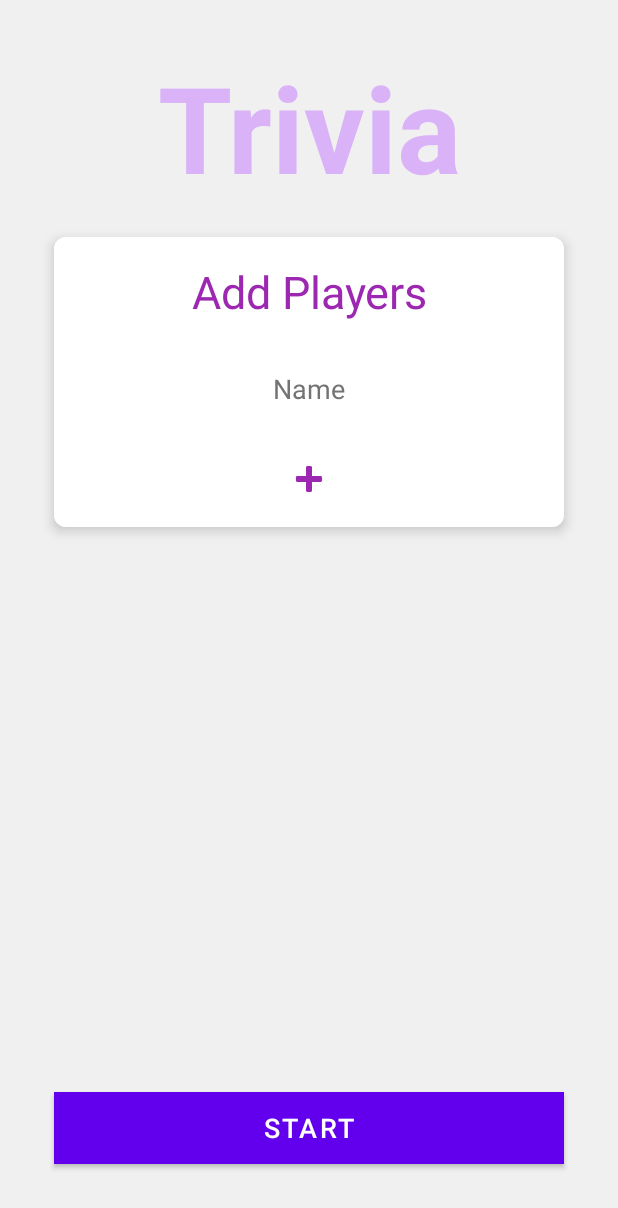
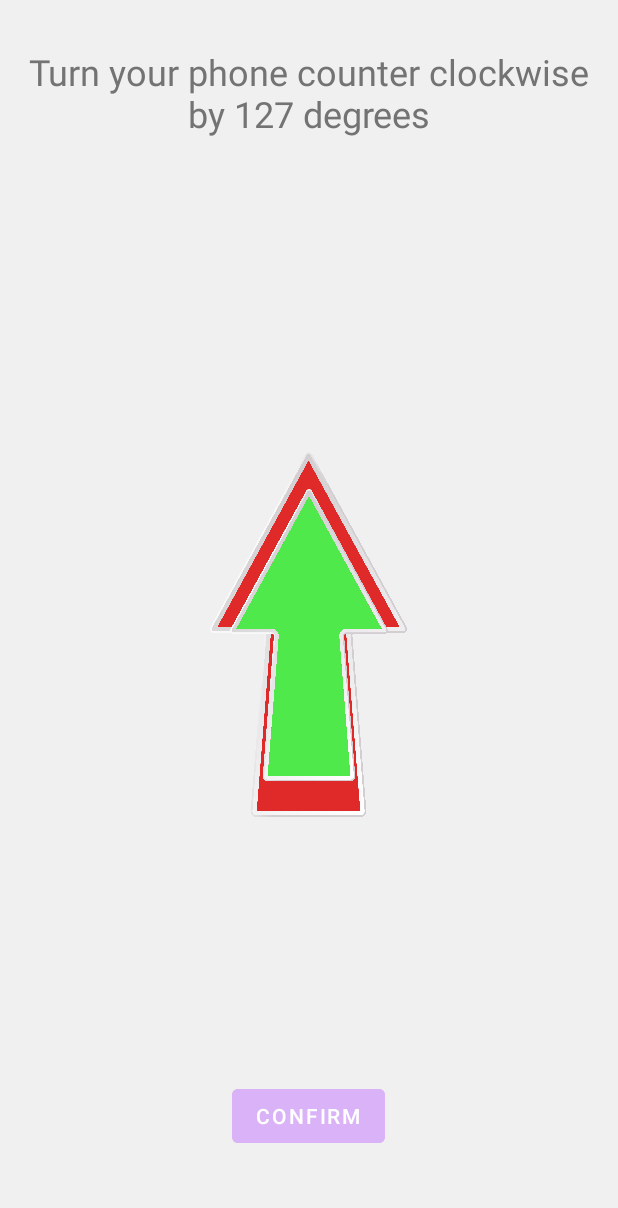
Before and after one commit to ZenoTsT/Progetto-Dispositivi-Mobili, an Android app: the screen it shows after launch (MainActivity before the commit, CompassMinigameActivity after it), after a tap on "START", on a phone screen of 412 x 824 dp. Shown: the top 1208 px of the screen. Run offline under Robolectric (Android 15) with nearby library versions, the phone set to English and light mode, and no system bars; our stand-ins replace Room's generated code; 1 other tap on this screen came first.

Commit message:
Commint minigame Compass quasi completatato

```diff
--- /dev/null
+++ b/app/src/main/java/com/example/trivia/CompassMinigameActivity.kt
@@ -0,0 +1,121 @@
+package com.example.trivia
+
+import android.hardware.Sensor
+import android.hardware.SensorEvent
+import android.hardware.SensorEventListener
+import android.hardware.SensorManager
+import androidx.appcompat.app.AppCompatActivity
+import android.os.Bundle
+import android.widget.Button
+import android.widget.ImageView
+import android.widget.TextView
+import kotlin.math.abs
+import kotlin.math.round
+
+class CompassMinigameActivity : AppCompatActivity(), SensorEventListener {
+
+    private lateinit var sensorManager: SensorManager
+    private var rotationVectorSensor: Sensor? = null
+    private var currentOrientation = FloatArray(3)
+    private var currentAzimuth = 0.0f
+
+    private lateinit var instructionTextView: TextView
+    private lateinit var resultTextView: TextView
+    private lateinit var confirmButton: Button
+    private lateinit var northArrow: ImageView
+    private lateinit var playerArrow: ImageView
+
+    private var targetAngle = 0.0f
+    private var tolerance = 10.0f
+
+    override fun onCreate(savedInstanceState: Bundle?) {
+        super.onCreate(savedInstanceState)
+        setContentView(R.layout.activity_compass_minigame)
+
+        instructionTextView = findViewById(R.id.instructionTextView)
+        resultTextView = findViewById(R.id.resultTextView)
+        confirmButton = findViewById(R.id.confirmButton)
+        northArrow = findViewById(R.id.northArrow)
+        playerArrow = findViewById(R.id.playerArrow)
+
+        sensorManager = getSystemService(SENSOR_SERVICE) as SensorManager
+        rotationVectorSensor = sensorManager.getDefaultSensor(Sensor.TYPE_ROTATION_VECTOR)
+
+        generateNewInstruction()
+
+        confirmButton.setOnClickListener {
+            checkResult()
+        }
+    }
+
+    override fun onResume() {
+        super.onResume()
+        rotationVectorSensor?.also { sensor ->
+            sensorManager.registerListener(this, sensor, SensorManager.SENSOR_DELAY_GAME)
+        }
+    }
+
+    override fun onPause() {
+        super.onPause()
+        sensorManager.unregisterListener(this)
+    }
+
+    override fun onSensorChanged(event: SensorEvent?) {
+        if (event?.sensor?.type == Sensor.TYPE_ROTATION_VECTOR) {
+            val rotationMatrix = FloatArray(9)
+            SensorManager.getRotationMatrixFromVector(rotationMatrix, event.values)
+            SensorManager.getOrientation(rotationMatrix, currentOrientation)
+
+            // Convert azimuth from radians to degrees and adjust for portrait mode
+            currentAzimuth = Math.toDegrees(currentOrientation[0].toDouble()).toFloat()
+            if (currentAzimuth < 0) {
+                currentAzimuth += 360
+            }
+
+            // Correct the azimuth for portrait orientation
+            currentAzimuth = currentAzimuth % 360
+
+            // Round azimuth to nearest integer
+            val roundedAzimuth = round(currentAzimuth).toInt()
+
+            // Update north arrow rotation
+            northArrow.rotation = -roundedAzimuth.toFloat()
+
+            // Player arrow should remain pointing up (0 degrees rotation)
+            playerArrow.rotation = 0f
+        }
+    }
+
+    override fun onAccuracyChanged(sensor: Sensor?, accuracy: Int) {
+        // Implement if needed
+    }
+
+    private fun generateNewInstruction() {
+        val isClockwise = (0..100).random()
+        val direction = if (isClockwise < 50) "clockwise" else "counter clockwise"
+        val angle = (20..340).random()
+        instructionTextView.text = "Turn your phone $direction by $angle degrees"
+
+        targetAngle = if (direction == "clockwise") {
+            (currentAzimuth + angle) % 360
+        } else {
+            (currentAzimuth - angle + 360) % 360
+        }
+
+        // Round target angle to nearest integer
+        targetAngle = round(targetAngle).toInt().toFloat()
+    }
+
+    private fun checkResult() {
+        val roundedAzimuth = round(currentAzimuth).toInt()
+        val roundedTargetAngle = round(targetAngle).toInt()
+
+        val angleDifference = abs(roundedAzimuth - roundedTargetAngle)
+        if (angleDifference <= tolerance || abs(angleDifference - 360) <= tolerance) {
+            resultTextView.text = "You win! Angle: $roundedAzimuth"
+        } else {
+            resultTextView.text = "You Lose. Angle: $roundedAzimuth"
+        }
+        generateNewInstruction()
+    }
+}
--- a/app/src/main/java/com/example/trivia/MainActivity.kt
+++ b/app/src/main/java/com/example/trivia/MainActivity.kt
@@ -45,7 +45,11 @@ class MainActivity : AppCompatActivity() {
     }
 
     private fun startGame() {
-        val playerNames: ArrayList<String> = extractPlayerNames()
+
+        val intent = Intent(this, CompassMinigameActivity::class.java)
+        startActivity(intent)
+
+        /*val playerNames: ArrayList<String> = extractPlayerNames()
 
         if (!hasMultiplePlayers(playerNames)) {
             Toast.makeText(this, "At least two players are needed to start the game", Toast.LENGTH_LONG).show()
@@ -59,7 +63,7 @@ class MainActivity : AppCompatActivity() {
                 val intent = Intent(this, GameActivity::class.java)
                 startActivity(intent)
             }
-        }
+        }*/
 
     }
 
--- /dev/null
+++ b/app/src/main/res/layout/activity_compass_minigame.xml
@@ -0,0 +1,56 @@
+<LinearLayout xmlns:android="http://schemas.android.com/apk/res/android"
+    android:layout_width="match_parent"
+    android:layout_height="match_parent"
+    android:background="@color/light_gray"
+    android:padding="16dp"
+    android:orientation="vertical"
+    android:gravity="center_horizontal">
+
+    <TextView
+        android:id="@+id/instructionTextView"
+        android:layout_width="wrap_content"
+        android:layout_height="wrap_content"
+        android:textSize="24sp"
+        android:layout_marginTop="15dp"
+        android:gravity="center"
+        android:textColor="@color/medium_gray"/>
+
+    <TextView
+        android:id="@+id/resultTextView"
+        android:layout_width="wrap_content"
+        android:layout_height="wrap_content"
+        android:textSize="18sp"
+        android:layout_marginTop="10dp"
+        android:gravity="center"
+        android:textColor="@color/medium_gray"/>
+
+    <FrameLayout
+        android:layout_width="match_parent"
+        android:layout_height="0dp"
+        android:layout_weight="1"
+        android:gravity="center">
+
+        <ImageView
+            android:id="@+id/northArrow"
+            android:layout_width="250dp"
+            android:layout_height="250dp"
+            android:src="@drawable/red_arrow"
+            android:layout_gravity="center" />
+
+        <ImageView
+            android:id="@+id/playerArrow"
+            android:layout_width="200dp"
+            android:layout_height="200dp"
+            android:src="@drawable/green_arrow"
+            android:layout_gravity="center" />
+    </FrameLayout>
+
+    <Button
+        android:id="@+id/confirmButton"
+        android:layout_width="wrap_content"
+        android:layout_height="wrap_content"
+        android:text="Confirm"
+        android:layout_marginBottom="40dp"
+        android:backgroundTint="@color/lilla"
+        android:layout_gravity="center"/>
+</LinearLayout>
```
Also changed, not shown: app/src/main/AndroidManifest.xml (+9 -4 lines), app/src/main/res/drawable/green_arrow.png (added), app/src/main/res/drawable/red_arrow.png (added).
